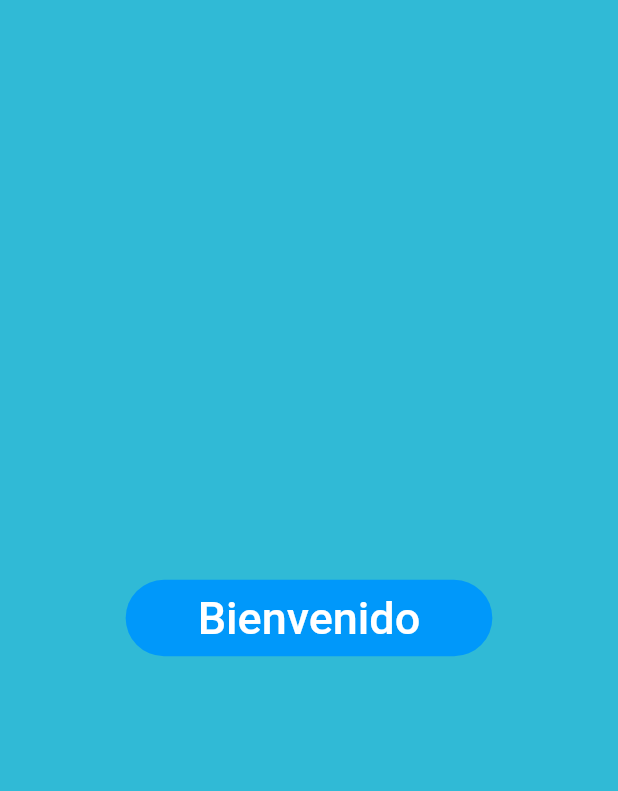
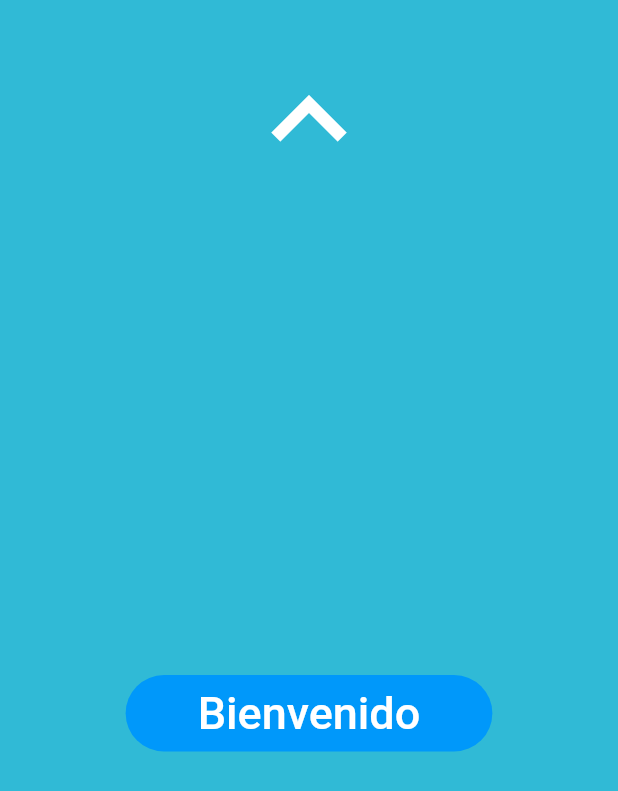
Before and after one commit to SleytherG/DesignFlutterApp, a Flutter app: the ScrollScreen screen opened by its route, scrolled down 576 dp, after a tap on "Bienvenido", on a phone screen of 412 x 824 dp. Shown: the top 791 px of the screen. Run offline on Flutter 3.47's test engine with Material 2 defaults, Android fonts, the phone set to English and light mode, and no system bars.

Commit message:
Some Adjusts

```diff
--- a/lib/screens/scrollDesign.dart
+++ b/lib/screens/scrollDesign.dart
@@ -33,6 +33,46 @@ class ScrollScreen extends StatelessWidget {
   }
 }
 
+
+
+class Page1 extends StatelessWidget {
+  const Page1({
+    Key? key,
+  }) : super(key: key);
+
+  @override
+  Widget build(BuildContext context) {
+    return Stack(
+      children: [
+        //Background Image
+        BackgroundImage(),
+        //Main Content
+        MainContent()
+      ],
+    );
+  }
+}
+
+
+class BackgroundImage extends StatelessWidget {
+  const BackgroundImage({
+    Key? key,
+  }) : super(key: key);
+
+  @override
+  Widget build(BuildContext context) {
+    return Container(
+      color: Color(0xff30BAD6),
+      height: double.infinity,
+      alignment: Alignment.topCenter,
+      child: Image(
+        image: AssetImage('assets/scroll-1.png'),
+      ),
+    );
+  }
+}
+
+
 class MainContent extends StatelessWidget {
   const MainContent({
     Key? key,
@@ -60,40 +100,6 @@ class MainContent extends StatelessWidget {
   }
 }
 
-class BackgroundImage extends StatelessWidget {
-  const BackgroundImage({
-    Key? key,
-  }) : super(key: key);
-
-  @override
-  Widget build(BuildContext context) {
-    return Container(
-      color: Color(0xff30BAD6),
-      height: double.infinity,
-      alignment: Alignment.topCenter,
-      child: Image(
-        image: AssetImage('assets/scroll-1.png')),
-    );
-  }
-}
-
-class Page1 extends StatelessWidget {
-  const Page1({
-    Key? key,
-  }) : super(key: key);
-
-  @override
-  Widget build(BuildContext context) {
-    return Stack(
-      children: [
-        //Background Image
-        BackgroundImage(),
-        //Main Content
-        MainContent()
-      ],
-    );
-  }
-}
 
 class Page2 extends StatelessWidget {
 
@@ -101,8 +107,16 @@ class Page2 extends StatelessWidget {
   Widget build(BuildContext context) {
     return Container(
       color: Color(0xff30BAD6),
-      child: Center(
-        child: TextButton(
+      child: Column(
+        children: [
+          SizedBox(
+            height: 30
+          ),
+          Icon(Icons.keyboard_arrow_up, size: 100, color: Colors.white),
+          SizedBox(
+            height: 320
+          ),
+          TextButton(
             onPressed: () {},
             child: Padding(
               padding: EdgeInsets.symmetric(horizontal: 40),
@@ -113,6 +127,7 @@ class Page2 extends StatelessWidget {
               shape: StadiumBorder()
             )
           ),
+        ],
       ),
     );
 
```
Also changed, not shown: lib/widgets/cardTable.dart (+55 -5 lines). Lines whose indentation alone changed are shown as unchanged.
